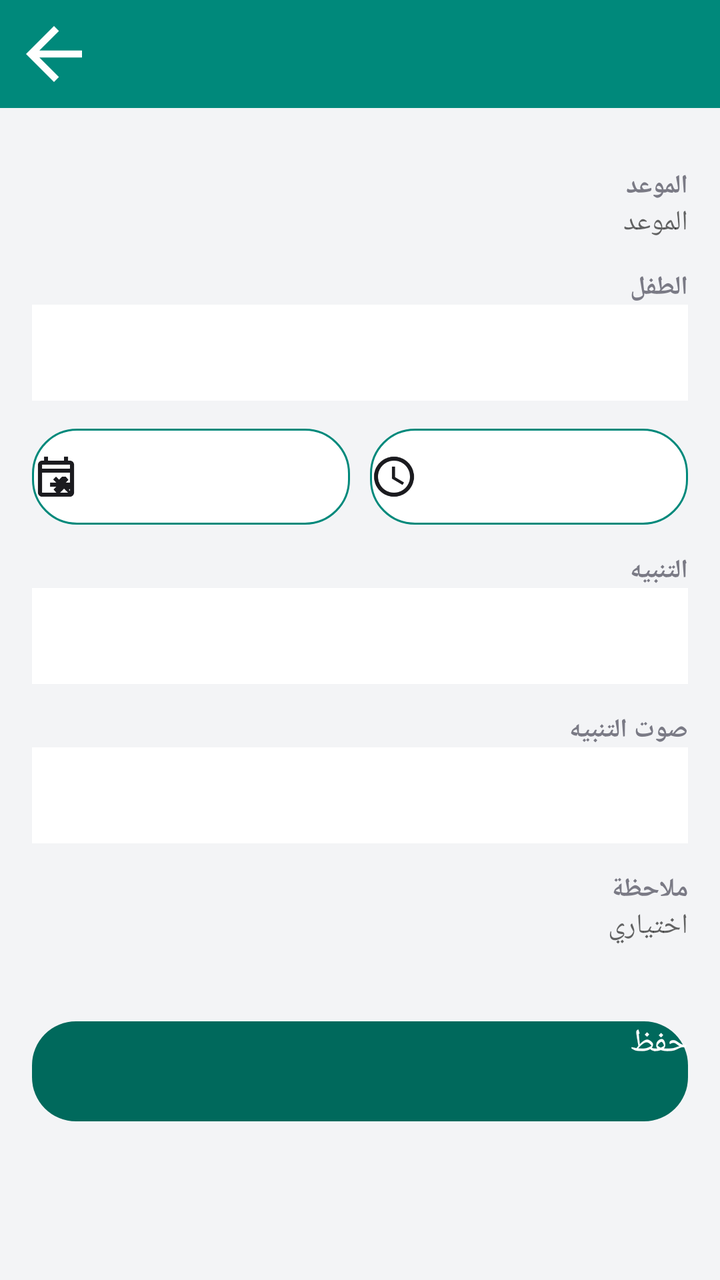
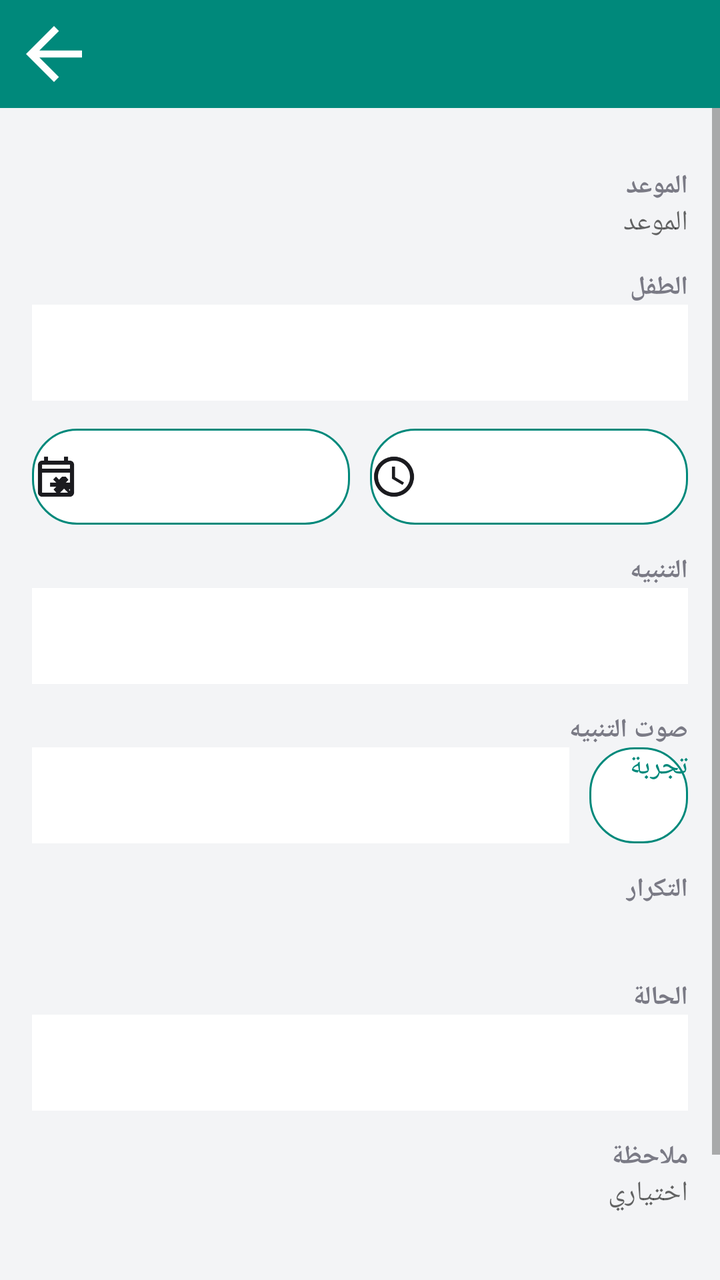

An Android layout rendered at two revisions. The XML below is the earlier revision; the diff shows what the commit changed to produce the second picture.
<!-- AndroidManifest.xml: application theme AppTheme -->
<!-- res/layout/activity_edit.xml -->
<?xml version="1.0" encoding="utf-8"?>
<LinearLayout xmlns:android="http://schemas.android.com/apk/res/android"
    android:layout_width="match_parent"
    android:layout_height="match_parent"
    android:orientation="vertical"
    android:background="@color/bg"
    android:fitsSystemWindows="true"
    android:layoutDirection="rtl">

    <LinearLayout
        android:layout_width="match_parent"
        android:layout_height="wrap_content"
        android:orientation="horizontal"
        android:background="@color/primary"
        android:gravity="center_vertical"
        android:padding="6dp">

        <ImageButton
            android:id="@+id/back"
            android:layout_width="42dp"
            android:layout_height="42dp"
            android:background="#00000000"
            android:contentDescription="@string/cancel"
            android:src="@drawable/ic_back" />

        <TextView
            android:id="@+id/titleBar"
            android:layout_width="0dp"
            android:layout_height="wrap_content"
            android:layout_weight="1"
            android:gravity="center"
            android:textColor="@color/white"
            android:textSize="17sp"
            android:textStyle="bold" />
    </LinearLayout>

    <ScrollView
        android:layout_width="match_parent"
        android:layout_height="match_parent"
        android:fillViewport="true">

        <LinearLayout
            android:layout_width="match_parent"
            android:layout_height="wrap_content"
            android:orientation="vertical"
            android:padding="16dp">

            <TextView style="@style/lbl" android:text="@string/appt_title" />

            <EditText
                android:id="@+id/fTitle"
                android:layout_width="match_parent"
                android:layout_height="wrap_content"
                android:hint="@string/appt_title"
                android:importantForAutofill="no"
                android:inputType="textCapSentences"
                android:maxLines="2" />

            <TextView style="@style/lbl" android:text="@string/which_child" />

            <Spinner
                android:id="@+id/fChild"
                android:layout_width="match_parent"
                android:layout_height="48dp"
                android:background="@color/card" />

            <LinearLayout
                android:layout_width="match_parent"
                android:layout_height="wrap_content"
                android:layout_marginTop="14dp"
                android:orientation="horizontal">

                <Button
                    android:id="@+id/fDate"
                    android:layout_width="0dp"
                    android:layout_height="48dp"
                    android:layout_weight="1"
                    android:background="@drawable/bg_btn_line"
                    android:drawableStart="@drawable/ic_calendar"
                    android:drawablePadding="6dp"
                    android:textAllCaps="false"
                    android:textColor="@color/primary"
                    android:textSize="14sp" />

                <Button
                    android:id="@+id/fTime"
                    android:layout_width="0dp"
                    android:layout_height="48dp"
                    android:layout_marginStart="10dp"
                    android:layout_weight="1"
                    android:background="@drawable/bg_btn_line"
                    android:drawableStart="@drawable/ic_clock"
                    android:drawablePadding="6dp"
                    android:textAllCaps="false"
                    android:textColor="@color/primary"
                    android:textSize="14sp" />
            </LinearLayout>

            <TextView style="@style/lbl" android:text="@string/remind" />

            <Spinner
                android:id="@+id/fLead"
                android:layout_width="match_parent"
                android:layout_height="48dp"
                android:background="@color/card" />

            <TextView style="@style/lbl" android:text="@string/sound" />

            <Spinner
                android:id="@+id/fSound"
                android:layout_width="match_parent"
                android:layout_height="48dp"
                android:background="@color/card" />

            <TextView style="@style/lbl" android:text="@string/note" />

            <EditText
                android:id="@+id/fNote"
                android:layout_width="match_parent"
                android:layout_height="wrap_content"
                android:hint="@string/note_hint"
                android:importantForAutofill="no"
                android:inputType="textMultiLine|textCapSentences"
                android:minLines="2" />

            <Button
                android:id="@+id/save"
                android:layout_width="match_parent"
                android:layout_height="50dp"
                android:layout_marginTop="22dp"
                android:background="@drawable/bg_btn"
                android:text="@string/save"
                android:textAllCaps="false"
                android:textColor="@color/white"
                android:textSize="16sp" />

            <Button
                android:id="@+id/del"
                android:layout_width="match_parent"
                android:layout_height="50dp"
                android:layout_marginTop="8dp"
                android:background="@drawable/bg_btn_line"
                android:text="@string/del"
                android:textAllCaps="false"
                android:textColor="@color/danger"
                android:textSize="15sp"
                android:visibility="gone" />
        </LinearLayout>
    </ScrollView>
</LinearLayout>
<!-- resources referenced by this layout -->
<resources>
  <color name="bg">#FFF3F4F6</color>
  <color name="card">#FFFFFFFF</color>
  <color name="danger">#FFC62828</color>
  <color name="primary">#FF00897B</color>
  <color name="white">#FFFFFFFF</color>
  <!-- drawable bg_btn (drawable) -->
  <?xml version="1.0" encoding="utf-8"?>
  <shape xmlns:android="http://schemas.android.com/apk/res/android" android:shape="rectangle">
      <solid android:color="@color/primary_dark" />
      <corners android:radius="22dp" />
  </shape>
  <!-- drawable bg_btn_line (drawable) -->
  <?xml version="1.0" encoding="utf-8"?>
  <shape xmlns:android="http://schemas.android.com/apk/res/android" android:shape="rectangle">
      <solid android:color="@color/card" />
      <corners android:radius="22dp" />
      <stroke android:width="1dp" android:color="@color/primary" />
  </shape>
  <!-- drawable ic_back (drawable) -->
  <?xml version="1.0" encoding="utf-8"?>
  <vector xmlns:android="http://schemas.android.com/apk/res/android"
      android:width="24dp" android:height="24dp"
      android:viewportWidth="24" android:viewportHeight="24">
      <path android:fillColor="#FFFFFFFF" android:pathData="M20,11H7.83l5.59,-5.59L12,4l-8,8l8,8l1.41,-1.41L7.83,13H20V11z" />
  </vector>
  <!-- drawable ic_calendar (drawable) -->
  <?xml version="1.0" encoding="utf-8"?>
  <vector xmlns:android="http://schemas.android.com/apk/res/android"
      android:width="24dp" android:height="24dp"
      android:viewportWidth="24" android:viewportHeight="24">
      <path android:fillColor="#FF1B1B1F" android:pathData="M19,4h-1V2h-2v2H8V2H6v2H5C3.89,4 3.01,4.9 3.01,6L3,20c0,1.1 0.89,2 2,2h14c1.1,0 2,-0.9 2,-2V6C21,4.9 20.1,4 19,4zM19,20H5V10h14V20zM19,8H5V6h14V8zM12,12l-1.41,1.41L12.17,15H9v2h3.17l-1.41,1.41L12.17,20H14l2,-2l2,2h1.83l-1.41,-1.41L20,17v-2h-3.17l1.41,-1.41L16.83,12H15l-1.5,1.5L12,12z" />
  </vector>
  <!-- drawable ic_clock (drawable) -->
  <?xml version="1.0" encoding="utf-8"?>
  <vector xmlns:android="http://schemas.android.com/apk/res/android"
      android:width="24dp" android:height="24dp"
      android:viewportWidth="24" android:viewportHeight="24">
      <path android:fillColor="#FF1B1B1F" android:pathData="M11.99,2C6.47,2 2,6.48 2,12s4.47,10 9.99,10C17.52,22 22,17.52 22,12S17.52,2 11.99,2zM12,20c-4.42,0 -8,-3.58 -8,-8s3.58,-8 8,-8s8,3.58 8,8S16.42,20 12,20zM12.5,7H11v6l5.25,3.15l0.75,-1.23l-4.5,-2.67V7z" />
  </vector>
  <string name="appt_title">الموعد</string>
  <string name="cancel">إلغاء</string>
  <string name="del">حذف</string>
  <string name="note">ملاحظة</string>
  <string name="note_hint">اختياري</string>
  <string name="remind">التنبيه</string>
  <string name="save">حفظ</string>
  <string name="sound">صوت التنبيه</string>
  <string name="which_child">الطفل</string>
  <style name="lbl">
          <item name="android:layout_width">match_parent</item>
          <item name="android:layout_height">wrap_content</item>
          <item name="android:layout_marginTop">14dp</item>
          <item name="android:textColor">@color/text_dim</item>
          <item name="android:textSize">13sp</item>
          <item name="android:textStyle">bold</item>
      </style>
  <style name="AppTheme" parent="@android:style/Theme.Material.Light.NoActionBar">
          <item name="android:colorPrimary">@color/primary</item>
          <item name="android:colorPrimaryDark">@color/primary_dark</item>
          <item name="android:colorAccent">@color/primary</item>
          <item name="android:windowBackground">@color/bg</item>
          <item name="android:statusBarColor">@color/primary_dark</item>
      </style>
  <color name="primary_dark">#FF00695C</color>
  <color name="text_dim">#FF7A7A85</color>
</resources>

<!-- the commit's change to res/layout/activity_edit.xml (unified diff, before → after) -->
@@ -106,8 +106,53 @@
 
             <TextView style="@style/lbl" android:text="@string/sound" />
 
+            <LinearLayout
+                android:layout_width="match_parent"
+                android:layout_height="wrap_content"
+                android:orientation="horizontal"
+                android:gravity="center_vertical">
+
+                <Spinner
+                    android:id="@+id/fSound"
+                    android:layout_width="0dp"
+                    android:layout_height="48dp"
+                    android:layout_weight="1"
+                    android:background="@color/card" />
+
+                <Button
+                    android:id="@+id/fTest"
+                    android:layout_width="wrap_content"
+                    android:layout_height="48dp"
+                    android:layout_marginStart="10dp"
+                    android:background="@drawable/bg_btn_line"
+                    android:drawableStart="@drawable/ic_stat"
+                    android:drawablePadding="4dp"
+                    android:text="@string/test_sound"
+                    android:textAllCaps="false"
+                    android:textColor="@color/primary"
+                    android:textSize="14sp" />
+            </LinearLayout>
+
+            <TextView style="@style/lbl" android:text="@string/repeat" />
+
+            <LinearLayout
+                android:id="@+id/fDays"
+                android:layout_width="match_parent"
+                android:layout_height="wrap_content"
+                android:orientation="horizontal" />
+
+            <TextView
+                android:id="@+id/fRepHint"
+                android:layout_width="match_parent"
+                android:layout_height="wrap_content"
+                android:layout_marginTop="6dp"
+                android:textColor="@color/text_dim"
+                android:textSize="12sp" />
+
+            <TextView style="@style/lbl" android:text="@string/status" />
+
             <Spinner
-                android:id="@+id/fSound"
+                android:id="@+id/fStatus"
                 android:layout_width="match_parent"
                 android:layout_height="48dp"
                 android:background="@color/card" />
<!-- resource entries referenced after the edit -->
@@ -4,6 +4,7 @@
   <color name="card">#FFFFFFFF</color>
   <color name="danger">#FFC62828</color>
   <color name="primary">#FF00897B</color>
+  <color name="text_dim">#FF7A7A85</color>
   <color name="white">#FFFFFFFF</color>
   <!-- drawable bg_btn (drawable) -->
   <?xml version="1.0" encoding="utf-8"?>
@@ -39,14 +40,18 @@
       android:viewportWidth="24" android:viewportHeight="24">
       <path android:fillColor="#FF1B1B1F" android:pathData="M11.99,2C6.47,2 2,6.48 2,12s4.47,10 9.99,10C17.52,22 22,17.52 22,12S17.52,2 11.99,2zM12,20c-4.42,0 -8,-3.58 -8,-8s3.58,-8 8,-8s8,3.58 8,8S16.42,20 12,20zM12.5,7H11v6l5.25,3.15l0.75,-1.23l-4.5,-2.67V7z" />
   </vector>
+  <!-- drawable ic_stat: png bitmap (drawable-nodpi, 538 bytes) -->
   <string name="appt_title">الموعد</string>
   <string name="cancel">إلغاء</string>
   <string name="del">حذف</string>
   <string name="note">ملاحظة</string>
   <string name="note_hint">اختياري</string>
   <string name="remind">التنبيه</string>
+  <string name="repeat">التكرار</string>
   <string name="save">حفظ</string>
   <string name="sound">صوت التنبيه</string>
+  <string name="status">الحالة</string>
+  <string name="test_sound">تجربة</string>
   <string name="which_child">الطفل</string>
   <style name="lbl">
           <item name="android:layout_width">match_parent</item>
@@ -64,6 +69,5 @@
           <item name="android:statusBarColor">@color/primary_dark</item>
       </style>
   <color name="primary_dark">#FF00695C</color>
-  <color name="text_dim">#FF7A7A85</color>
 </resources>
 
